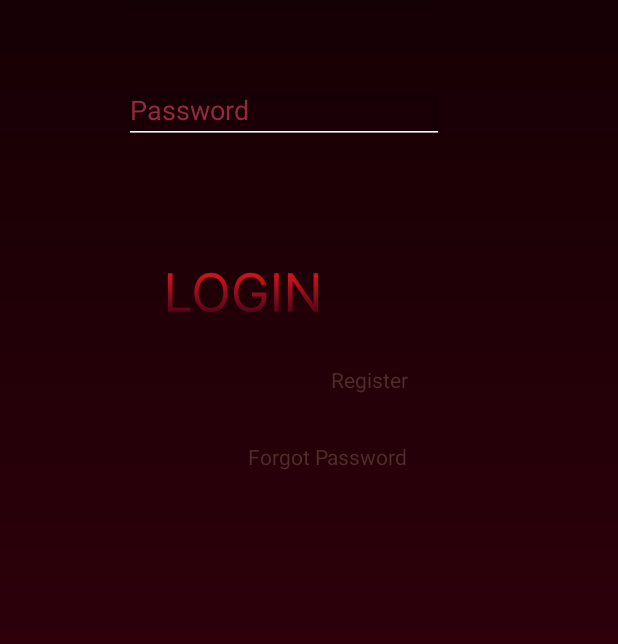
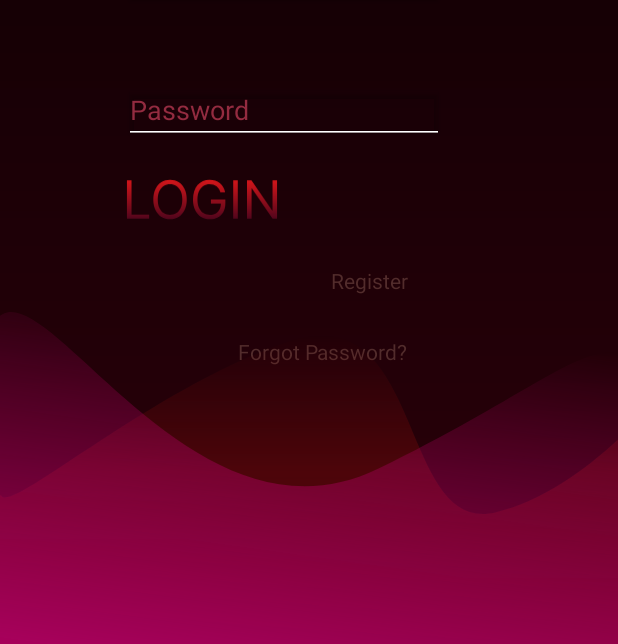
Before and after one commit to MAD-Foster/Foster, an Android app: the screen it shows after launch (LoginActivity), on a phone screen of 412 x 824 dp, the part 592-1236 px from its top. Run offline under Robolectric (Android 15) with nearby library versions, the phone set to English and light mode, and no system bars; our stand-ins replace Firebase (no records; nobody signed in at launch, a user with empty details on screens opened directly); 2 statements that could not run were skipped.

Commit message:
change login design abit

```diff
--- a/app/src/main/res/layout/activity_login.xml
+++ b/app/src/main/res/layout/activity_login.xml
@@ -45,6 +45,7 @@
         android:layout_height="wrap_content"
         android:elevation="2dp"
         android:ems="10"
+
         android:hint="@string/hint_password"
         android:inputType="textPassword"
         android:textColorHint="#932B40"
@@ -55,12 +56,11 @@
         app:layout_constraintTop_toTopOf="parent"
         app:layout_constraintVertical_bias="0.572" />
 
-
     <TextView
         android:id="@+id/register"
         android:layout_width="wrap_content"
         android:layout_height="wrap_content"
-        android:layout_marginTop="32dp"
+        android:layout_marginTop="28dp"
         android:layout_marginEnd="140dp"
         android:elevation="2dp"
         android:text="Register"
@@ -72,10 +72,10 @@
         android:id="@+id/forgotPassword"
         android:layout_width="wrap_content"
         android:layout_height="wrap_content"
-        android:layout_marginTop="32dp"
+        android:layout_marginTop="28dp"
         android:layout_marginEnd="140dp"
         android:elevation="2dp"
-        android:text="Forgot Password"
+        android:text="Forgot Password?"
         android:textColor="#522C2C"
         app:layout_constraintEnd_toEndOf="parent"
         app:layout_constraintTop_toBottomOf="@+id/register" />
@@ -125,18 +125,26 @@
         android:id="@+id/signIn"
         android:layout_width="101dp"
         android:layout_height="32dp"
-        android:layout_marginStart="111dp"
-        android:layout_marginTop="494dp"
+        android:layout_marginStart="80dp"
+        android:layout_marginTop="460dp"
         android:layout_marginEnd="199dp"
-        android:layout_marginBottom="218dp"
+        android:layout_marginBottom="280dp"
         android:elevation="2dp"
         app:layout_constraintBottom_toBottomOf="parent"
         app:layout_constraintEnd_toEndOf="parent"
-        app:layout_constraintHorizontal_bias="1.0"
+        app:layout_constraintHorizontal_bias="0.129"
         app:layout_constraintStart_toStartOf="parent"
         app:layout_constraintTop_toTopOf="parent"
         app:layout_constraintVertical_bias="1.0"
         app:srcCompat="@drawable/login_btn" />
 
-
+<ImageView
+    android:layout_width="fill_parent"
+    android:layout_height="wrap_content"
+    android:src="@drawable/wave_pink"
+    android:adjustViewBounds="true"
+    android:scaleType="fitXY"
+    app:layout_constraintBottom_toBottomOf="parent"
+    app:layout_constraintStart_toStartOf="parent"
+    android:elevation="2dp"/>
 </androidx.constraintlayout.widget.ConstraintLayout>
```
